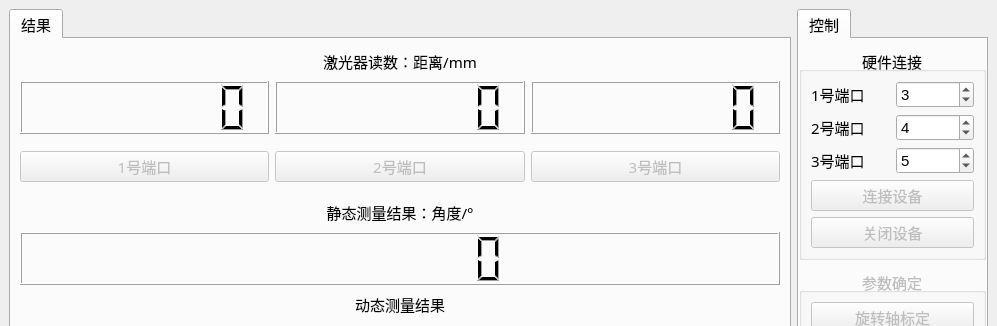
First picture: the form in ui.ui, repository gao5254/angleMeasurement, before the edit; both pictures show x 0 to 997 and y 0 to 326 of the 997 by 686 pixel window.
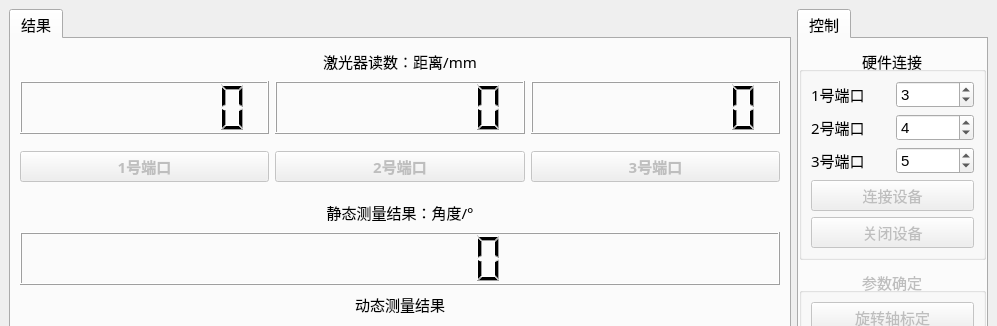
Second picture: the form after the edit. Custom widgets are drawn as their Qt base class.

Commit message: 联机测试与界面逻辑优化，激光点开关功能完善

The edit to the form file:
```diff
--- a/ui.ui
+++ b/ui.ui
@@ -97,13 +97,12 @@
            </property>
            <item>
             <widget class="QPushButton" name="btn_laser_1">
-             <property name="enabled">
-              <bool>false</bool>
-             </property>
              <property name="font">
               <font>
                <family>宋体</family>
                <pointsize>11</pointsize>
+               <weight>75</weight>
+               <bold>true</bold>
               </font>
              </property>
              <property name="text">
@@ -116,13 +115,12 @@
            </item>
            <item>
             <widget class="QPushButton" name="btn_laser_2">
-             <property name="enabled">
-              <bool>false</bool>
-             </property>
              <property name="font">
               <font>
                <family>宋体</family>
                <pointsize>11</pointsize>
+               <weight>75</weight>
+               <bold>true</bold>
               </font>
              </property>
              <property name="text">
@@ -135,13 +133,12 @@
            </item>
            <item>
             <widget class="QPushButton" name="btn_laser_3">
-             <property name="enabled">
-              <bool>false</bool>
-             </property>
              <property name="font">
               <font>
                <family>宋体</family>
                <pointsize>11</pointsize>
+               <weight>75</weight>
+               <bold>true</bold>
               </font>
              </property>
              <property name="text">
```
Left out of the diff: 2 changed lines with no effect on the pictures. The commit also changes 5 other files.
